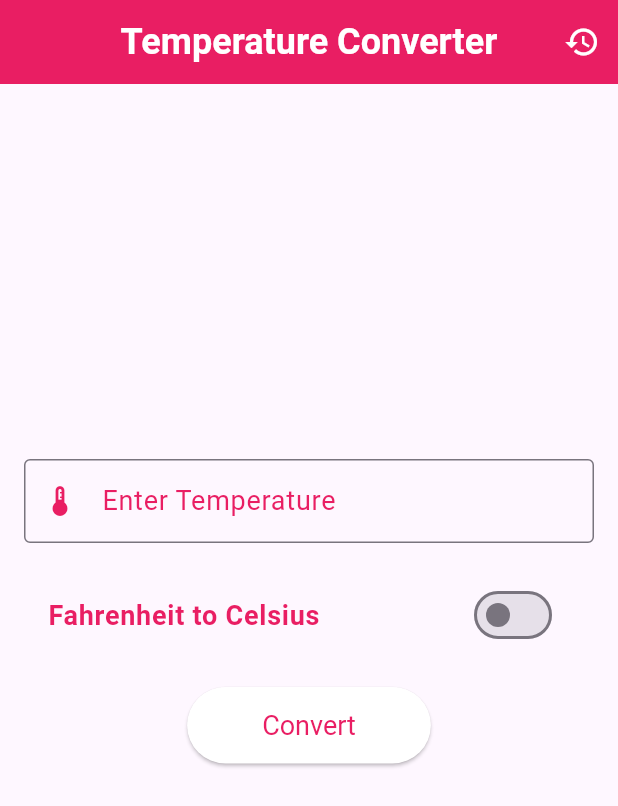
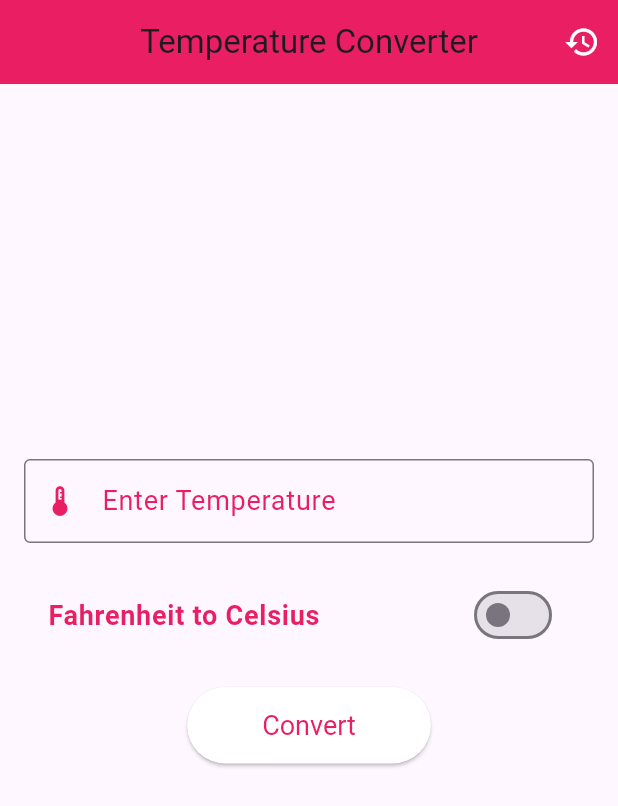
Before and after one commit to gihozoinnocente/temparature_conversion, a Flutter app: the screen it shows after launch, after a tap on "Celsius to Fahrenheit", on a phone screen of 412 x 824 dp. Shown: the top 806 px of the screen. Run offline on Flutter 3.47's test engine with Material 3 defaults, Android fonts, the phone set to English and light mode, and no system bars.

Commit message:
File restructure

```diff
--- a/lib/history_page.dart
+++ b/lib/history_page.dart
@@ -7,21 +7,15 @@ class HistoryPage extends StatelessWidget {
 
     return Scaffold(
       appBar: AppBar(
-        title: Text(
-          'Conversion History',
-          style: TextStyle(
-            color: Colors.white, // White text color
-            fontSize: 24,
-          ),
-        ),
-        backgroundColor: Colors.pink, // AppBar background color is pink
+        title: Text('Conversion History'),
+        backgroundColor: Colors.pink,
         centerTitle: true,
       ),
       body: history.isEmpty
           ? Center(
               child: Text(
                 'No conversion history yet',
-                style: TextStyle(fontSize: 18, color: Colors.pink), // Text color is pink
+                style: TextStyle(fontSize: 18, color: Colors.pink),
               ),
             )
           : ListView.builder(
@@ -31,10 +25,10 @@ class HistoryPage extends StatelessWidget {
                   margin: EdgeInsets.symmetric(vertical: 5, horizontal: 15),
                   elevation: 3,
                   child: ListTile(
-                    leading: Icon(Icons.history, color: Colors.pink), // Icon color is pink
+                    leading: Icon(Icons.history, color: Colors.pink),
                     title: Text(
                       history[index],
-                      style: TextStyle(fontSize: 18, fontWeight: FontWeight.w500, color: Colors.pink), // Text color is pink
+                      style: TextStyle(fontSize: 18, fontWeight: FontWeight.w500, color: Colors.pink),
                     ),
                   ),
                 );
--- a/lib/home_page.dart
+++ b/lib/home_page.dart
@@ -1,4 +1,8 @@
 import 'package:flutter/material.dart';
+import 'widgets/temperature_input_widget.dart';
+import 'widgets/conversion_switch_widget.dart';
+import 'widgets/conversion_result_widget.dart';
+import 'widgets/convert_button_widget.dart';
 
 class HomePage extends StatefulWidget {
   @override
@@ -10,7 +14,6 @@ class _HomePageState extends State<HomePage> {
   String _result = "";
   bool _isCelsiusToFahrenheit = true;
   List<String> _history = [];
-
   final _formKey = GlobalKey<FormState>();
   final TextEditingController _controller = TextEditingController();
 
@@ -19,32 +22,26 @@ class _HomePageState extends State<HomePage> {
     setState(() {
       _inputTemperature = double.parse(_controller.text);
       if (_isCelsiusToFahrenheit) {
-          _result = "${(_inputTemperature! * 9 / 5) + 32} °F";
+        _result = "${((_inputTemperature! * 9 / 5) + 32).toStringAsFixed(2)} °F";
       } else {
-          _result = "${(_inputTemperature! - 32) * 5 / 9} °C";
+        _result = "${((_inputTemperature! - 32) * 5 / 9).toStringAsFixed(2)} °C";
       }
       _history.add("$_inputTemperature ${_isCelsiusToFahrenheit ? '°C' : '°F'} -> $_result");
     });
   }
 }
 
+
   @override
   Widget build(BuildContext context) {
     return Scaffold(
       appBar: AppBar(
-        title: Text(
-          'Temperature Converter',
-          style: TextStyle(
-            color: Colors.white, // Text color is white
-            fontWeight: FontWeight.bold,
-            fontSize: 24,
-          ),
-        ),
-        backgroundColor: Colors.pink, // AppBar background is pink
+        title: Text('Temperature Converter'),
+        backgroundColor: Colors.pink,
         centerTitle: true,
         actions: [
           IconButton(
-            icon: Icon(Icons.history, color: Colors.white), // Icon color is white
+            icon: Icon(Icons.history, color: Colors.white),
             onPressed: () {
               Navigator.pushNamed(context, '/history', arguments: _history);
             },
@@ -58,30 +55,10 @@ class _HomePageState extends State<HomePage> {
           child: Column(
             mainAxisAlignment: MainAxisAlignment.center,
             children: [
-              TextFormField(
-                controller: _controller,
-                decoration: InputDecoration(
-                  labelText: 'Enter Temperature',
-                  border: OutlineInputBorder(),
-                  labelStyle: TextStyle(fontSize: 18, color: Colors.pink), // Label text color is pink
-                  prefixIcon: Icon(Icons.thermostat, color: Colors.pink), // Icon color is pink
-                ),
-                keyboardType: TextInputType.number,
-                validator: (value) {
-                  if (value == null || value.isEmpty) {
-                    return 'Please enter a temperature';
-                  }
-                  return null;
-                },
-              ),
+              TemperatureInputWidget(controller: _controller, formKey: _formKey),
               SizedBox(height: 20),
-              SwitchListTile(
-                title: Text(
-                  _isCelsiusToFahrenheit ? 'Celsius to Fahrenheit' : 'Fahrenheit to Celsius',
-                  style: TextStyle(fontSize: 18, fontWeight: FontWeight.w600, color: Colors.pink), // Text color is pink
-                ),
-                value: _isCelsiusToFahrenheit,
-                activeColor: Colors.pink,
+              ConversionSwitchWidget(
+                isCelsiusToFahrenheit: _isCelsiusToFahrenheit,
                 onChanged: (bool value) {
                   setState(() {
                     _isCelsiusToFahrenheit = value;
@@ -89,23 +66,9 @@ class _HomePageState extends State<HomePage> {
                 },
               ),
               SizedBox(height: 20),
-              ElevatedButton(
-                onPressed: _convertTemperature,
-                style: ElevatedButton.styleFrom(
-                  backgroundColor: Colors.white,
-                  padding: EdgeInsets.symmetric(horizontal: 50, vertical: 15),
-                  textStyle: TextStyle(fontSize: 18, color: Colors.pink),
-                ),
-                child: Text(
-                  'Convert',
-                  style: TextStyle(color: Colors.pink),
-                ),
-              ),
+              ConvertButtonWidget(onPressed: _convertTemperature),
               SizedBox(height: 20),
-              Text(
-                _result,
-                style: TextStyle(fontSize: 32, fontWeight: FontWeight.bold, color: Colors.pink),
-              ),
+              ConversionResultWidget(result: _result),
             ],
           ),
         ),
--- a/lib/main.dart
+++ b/lib/main.dart
@@ -10,11 +10,10 @@ class TemperatureConverterApp extends StatelessWidget {
   @override
   Widget build(BuildContext context) {
     return MaterialApp(
-      debugShowCheckedModeBanner: false,  // Removes debug banner
+      debugShowCheckedModeBanner: false,
       title: 'Temperature Converter',
       theme: ThemeData(
         primarySwatch: Colors.blue,
-        // Removed Google Fonts
       ),
       home: HomePage(),
       routes: {
--- /dev/null
+++ b/lib/widgets/conversion_result_widget.dart
@@ -0,0 +1,15 @@
+import 'package:flutter/material.dart';
+
+class ConversionResultWidget extends StatelessWidget {
+  final String result;
+
+  ConversionResultWidget({required this.result});
+
+  @override
+  Widget build(BuildContext context) {
+    return Text(
+      result,
+      style: TextStyle(fontSize: 32, fontWeight: FontWeight.bold, color: Colors.pink),
+    );
+  }
+}
--- /dev/null
+++ b/lib/widgets/conversion_switch_widget.dart
@@ -0,0 +1,21 @@
+import 'package:flutter/material.dart';
+
+class ConversionSwitchWidget extends StatelessWidget {
+  final bool isCelsiusToFahrenheit;
+  final ValueChanged<bool> onChanged;
+
+  ConversionSwitchWidget({required this.isCelsiusToFahrenheit, required this.onChanged});
+
+  @override
+  Widget build(BuildContext context) {
+    return SwitchListTile(
+      title: Text(
+        isCelsiusToFahrenheit ? 'Celsius to Fahrenheit' : 'Fahrenheit to Celsius',
+        style: TextStyle(fontSize: 18, fontWeight: FontWeight.w600, color: Colors.pink),
+      ),
+      value: isCelsiusToFahrenheit,
+      activeColor: Colors.pink,
+      onChanged: onChanged,
+    );
+  }
+}
--- /dev/null
+++ b/lib/widgets/convert_button_widget.dart
@@ -0,0 +1,23 @@
+import 'package:flutter/material.dart';
+
+class ConvertButtonWidget extends StatelessWidget {
+  final VoidCallback onPressed;
+
+  ConvertButtonWidget({required this.onPressed});
+
+  @override
+  Widget build(BuildContext context) {
+    return ElevatedButton(
+      onPressed: onPressed,
+      style: ElevatedButton.styleFrom(
+        backgroundColor: Colors.white,
+        padding: EdgeInsets.symmetric(horizontal: 50, vertical: 15),
+        textStyle: TextStyle(fontSize: 18, color: Colors.pink),
+      ),
+      child: Text(
+        'Convert',
+        style: TextStyle(color: Colors.pink),
+      ),
+    );
+  }
+}
--- /dev/null
+++ b/lib/widgets/temperature_input_widget.dart
@@ -0,0 +1,28 @@
+import 'package:flutter/material.dart';
+
+class TemperatureInputWidget extends StatelessWidget {
+  final TextEditingController controller;
+  final GlobalKey<FormState> formKey;
+
+  TemperatureInputWidget({required this.controller, required this.formKey});
+
+  @override
+  Widget build(BuildContext context) {
+    return TextFormField(
+      controller: controller,
+      decoration: InputDecoration(
+        labelText: 'Enter Temperature',
+        border: OutlineInputBorder(),
+        labelStyle: TextStyle(fontSize: 18, color: Colors.pink),
+        prefixIcon: Icon(Icons.thermostat, color: Colors.pink),
+      ),
+      keyboardType: TextInputType.number,
+      validator: (value) {
+        if (value == null || value.isEmpty) {
+          return 'Please enter a temperature';
+        }
+        return null;
+      },
+    );
+  }
+}
```
Also changed, not shown: 2 other files. Lines whose indentation alone changed are shown as unchanged.
